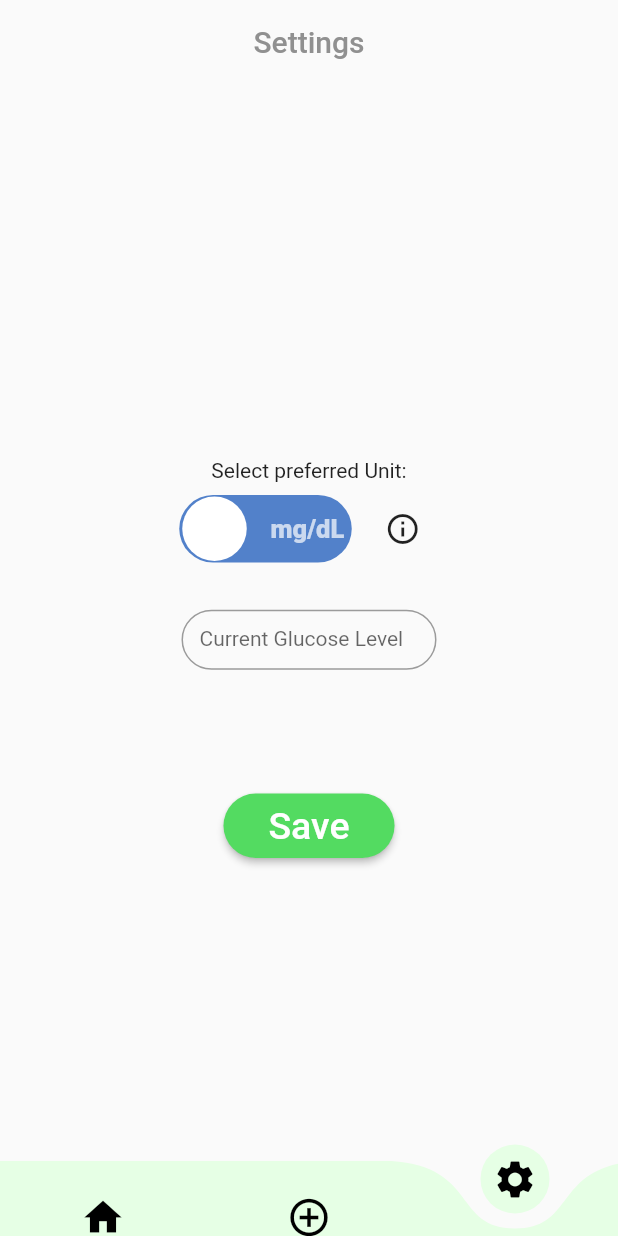
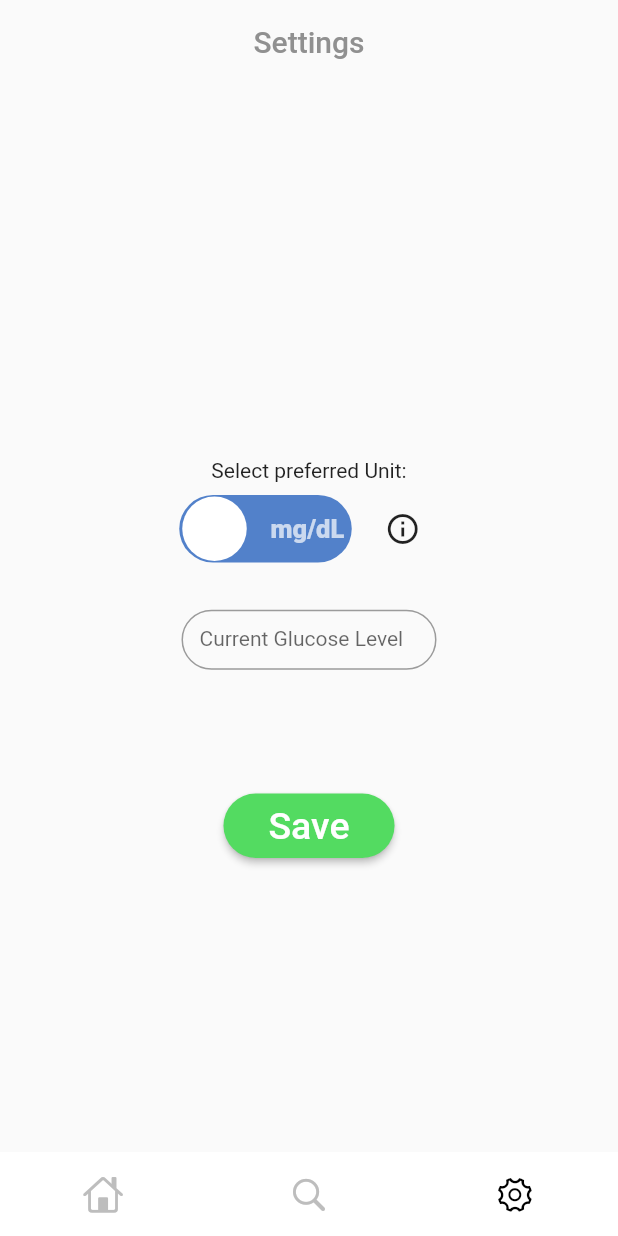
Before and after one commit to Shishir73/glucosePredictor, a Flutter app: the screen it shows after launch, item 3 of the bottom bar chosen, on a phone screen of 412 x 824 dp. Run offline on Flutter 3.47's test engine with Material 2 defaults, Android fonts, the phone set to English and light mode, and no system bars; drawn by our look-alikes of curved_navigation_bar, custom_navigation_bar, flutter_switch; our stand-ins replace camera, cloud_firestore, firebase_core, firebase_storage, font_awesome_flutter, hive and 2 more; missing offline and left inert: flutter_dialogs; accounts and stored records are empty; Roboto replaces fonts that are missing (Poppins).

Commit message:
try commit

```diff
--- a/lib/main.dart
+++ b/lib/main.dart
@@ -1,11 +1,13 @@
 import 'package:camera/camera.dart';
-import 'package:curved_navigation_bar/curved_navigation_bar.dart';
+import 'package:custom_navigation_bar/custom_navigation_bar.dart';
+import 'package:flutter/cupertino.dart';
 import 'package:flutter/material.dart';
 import 'package:glucose_predictor/Model/DraftImage.dart';
 import 'package:glucose_predictor/View/Home/homePage.dart';
 import 'package:glucose_predictor/View/Settings/SettingsPage.dart';
 import 'package:glucose_predictor/View/CheckMeal/takeImgPage.dart';
 import 'package:hive_flutter/adapters.dart';
+import 'package:firebase_core/firebase_core.dart';
 
 List<CameraDescription> cameras = [];
 
@@ -16,6 +18,7 @@ Future<void> main() async {
   // Initializing Hive Database.
   await Hive.initFlutter();
   Hive.registerAdapter(DraftImageAdapter());
+  Firebase.initializeApp();
 
   runApp(const GlucoseApp());
 }
@@ -50,10 +53,10 @@ class _MyHomePageState extends State<MyHomePage> {
 
   @override
   Widget build(BuildContext context) {
-    final itemList = <Widget>[
-      const Icon(Icons.home, size: 30,),
-      const Icon(Icons.add_circle_outline, size: 30,),
-      const Icon(Icons.settings, size: 30,),
+    final itemList = <CustomNavigationBarItem>[
+      CustomNavigationBarItem( icon: const Icon(CupertinoIcons.home)),
+      CustomNavigationBarItem( icon: const Icon(CupertinoIcons.search)), // Icons.bubble_chart
+      CustomNavigationBarItem( icon: const Icon(CupertinoIcons.gear_alt)),
     ];
 
     return Container(
@@ -66,14 +69,18 @@ class _MyHomePageState extends State<MyHomePage> {
               bottomNavigationBar: Theme(
                 data: Theme.of(context).copyWith(
                   iconTheme: const IconThemeData(color: Colors.black),
-                ), child: CurvedNavigationBar(
-                color: const Color(0Xffe6ffe5),
-                buttonBackgroundColor: const Color(0Xffe6ffe5),
-                backgroundColor: Colors.transparent,
-                height: 50,
+                ), child: CustomNavigationBar(
+                scaleFactor: 0.1,
+                iconSize: 27.0,
+                elevation: 0,
+                selectedColor: const Color(0xff000000),
+                strokeColor: const Color(0xff000000),
+                unSelectedColor: Colors.grey[400],
+                backgroundColor: const Color(0xffFFFFFF), // E6FFE5
+                // borderRadius: const Radius.circular(30.0),
+                // isFloating: true,
+                currentIndex: index,
                 items: itemList,
-                index: index,
-                animationDuration: const Duration(milliseconds: 300),
                 onTap: (index) => setState(() {
                   this.index = index;
                 }),
```
Also changed, not shown: lib/Controller/aPILogic.dart (+6 -3 lines), lib/Model/DraftImage.dart (+4 -3 lines), lib/View/CheckMeal/apiDataView.dart (+26 -8 lines), lib/View/CheckMeal/confirmScreen.dart (+31 -9 lines), lib/View/CheckMeal/takeImgPage.dart (+6 -1 lines), lib/View/Home/homePage.dart (+13 -0 lines), lib/View/splashscreen.dart (added, +40 -0 lines), lib/service/firebase.service.dart (added, +53 -0 lines), pubspec.yaml (+6 -2 lines), assets/glucoselogo.jpg (added), pubspec.lock, 3 other files.
